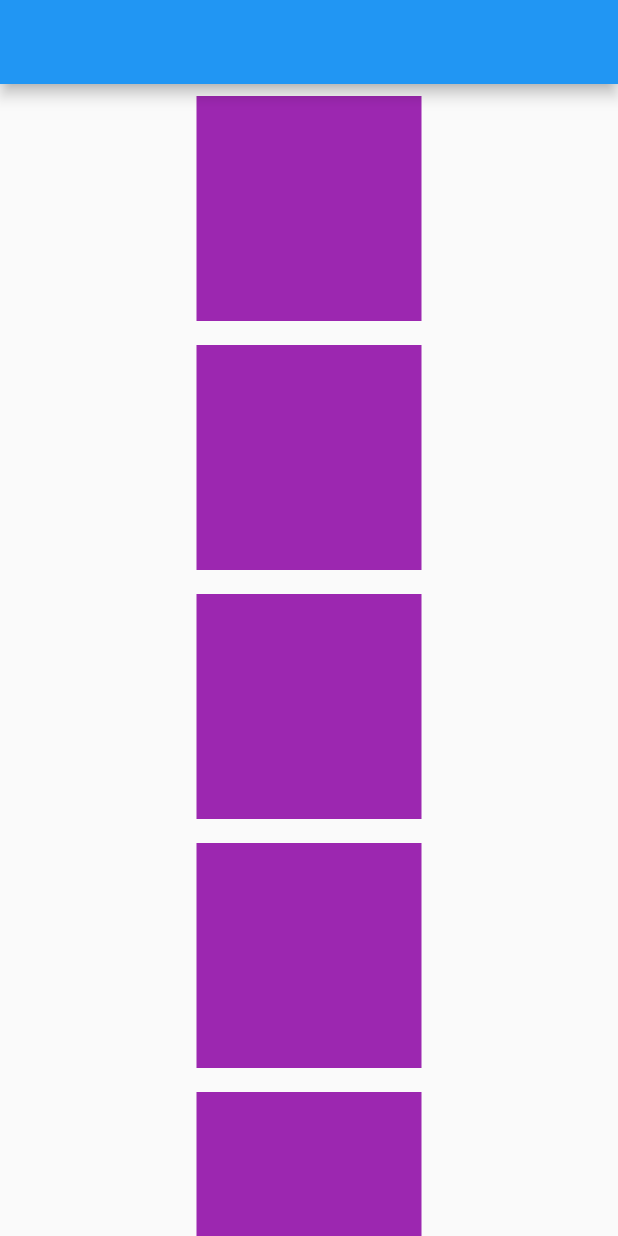
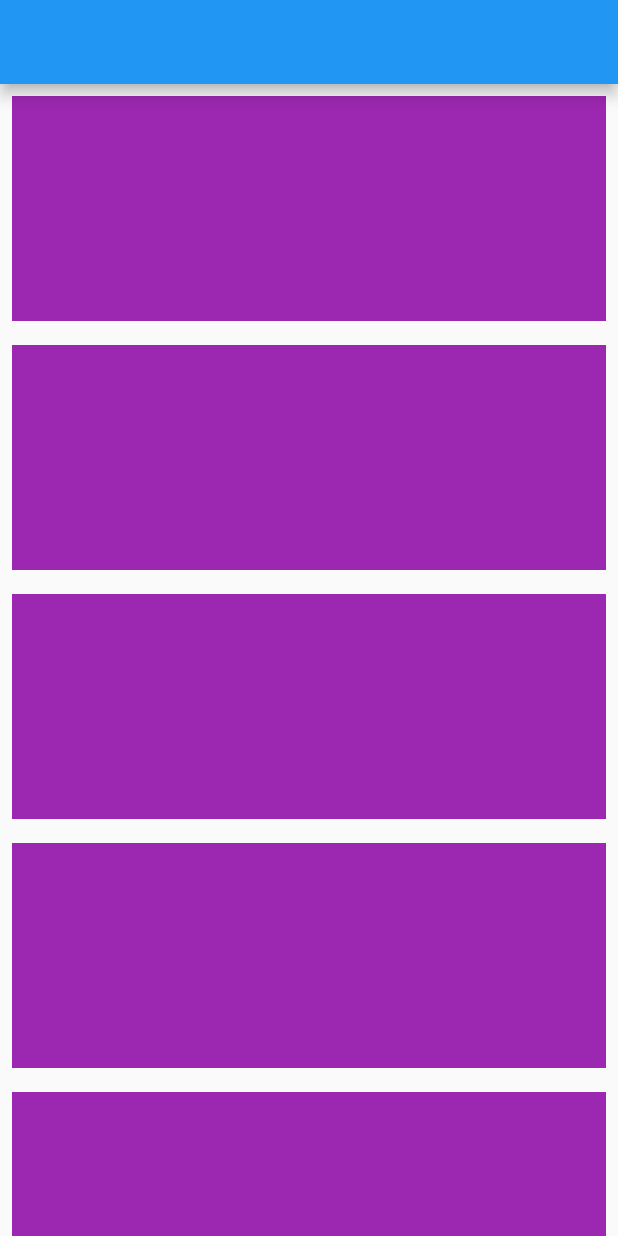
Before and after one commit to gablemos-zz/flutter-study, a Flutter app: the screen it shows after launch, on a phone screen of 412 x 824 dp. Run offline on Flutter 3.47's test engine with Material 2 defaults, Android fonts, the phone set to English and light mode, and no system bars; our stand-ins replace font_awesome_flutter.

Commit message:
aula 40 - ListView

```diff
--- a/my-first-app/myapp/lib/main.dart
+++ b/my-first-app/myapp/lib/main.dart
@@ -1,5 +1,5 @@
 import 'package:flutter/material.dart';
-import 'package:myapp/secao7/Aula39.dart';
+import 'package:myapp/secao7/Aula40.dart';
 
 
 void main() => runApp(MyApp());
@@ -12,9 +12,10 @@
       theme: ThemeData(
         primarySwatch: Colors.blue,
       ),
-      home: Scaffold(
+      home:
+       Scaffold(
         appBar: AppBar(),
-        body: Aula39()
+        body: Aula40()
       ),
     );
   }
--- /dev/null
+++ b/my-first-app/myapp/lib/secao7/Aula40.dart
@@ -0,0 +1,50 @@
+import 'package:flutter/material.dart';
+
+class Aula40 extends StatelessWidget {
+  @override
+  Widget build(BuildContext context) {
+    return Container(
+      height: double.infinity,
+      width: double.infinity,
+      child: ListView(
+        children: <Widget>[
+          Padding(
+              padding: const EdgeInsets.all(8.0),
+              child: Container(
+                height: 150,
+                width: 150,
+                color: Colors.purple,
+              )),
+          Padding(
+              padding: const EdgeInsets.all(8.0),
+              child: Container(
+                height: 150,
+                width: 150,
+                color: Colors.purple,
+              )),
+          Padding(
+              padding: const EdgeInsets.all(8.0),
+              child: Container(
+                height: 150,
+                width: 150,
+                color: Colors.purple,
+              )),
+          Padding(
+              padding: const EdgeInsets.all(8.0),
+              child: Container(
+                height: 150,
+                width: 150,
+                color: Colors.purple,
+              )),
+          Padding(
+              padding: const EdgeInsets.all(8.0),
+              child: Container(
+                height: 150,
+                width: 150,
+                color: Colors.purple,
+              )),
+        ],
+      ),
+    );
+  }
+}
```
Also changed, not shown: my-first-app/myapp/lib/secao7/Aula39.dart (+25 -12 lines).
